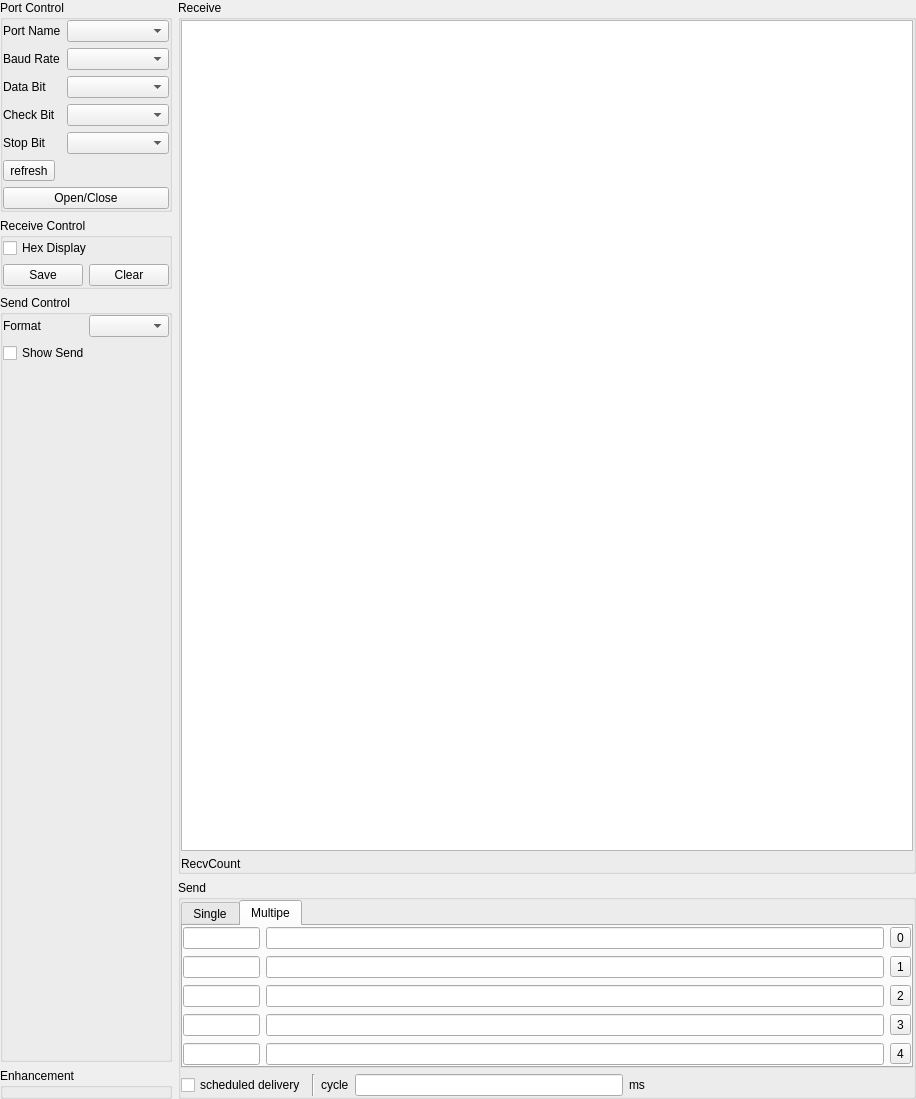
Qt form src/form/serial/formserial.ui (MRsoymilk/MySerial) before a commit.
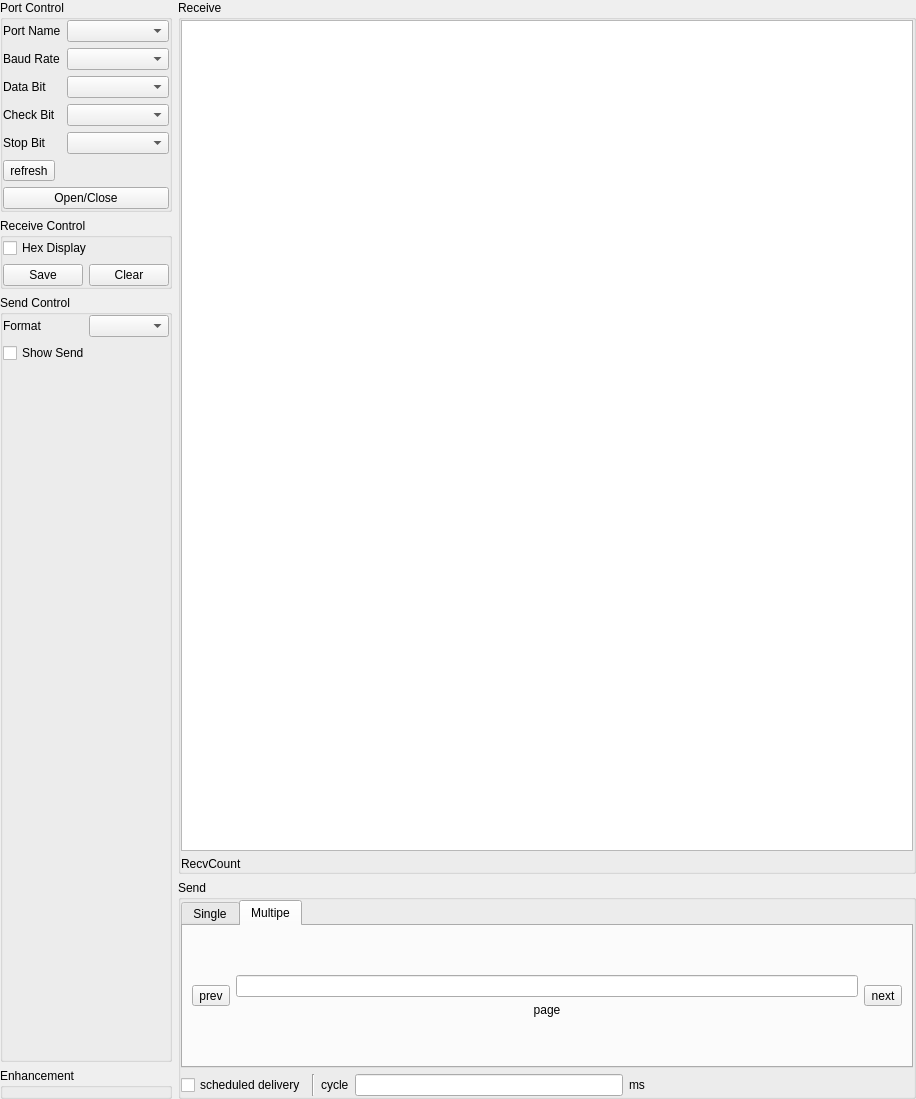
The same form after that commit. The open tabs and pages were chosen to show the change.

```diff
--- a/src/form/serial/formserial.ui
+++ b/src/form/serial/formserial.ui
@@ -214,83 +214,44 @@
            <attribute name="title">
             <string>Multipe</string>
            </attribute>
-           <layout class="QGridLayout" name="gridLayout_4" columnstretch="1,8,1" columnminimumwidth="1,8,1">
-            <property name="leftMargin">
-             <number>0</number>
-            </property>
-            <property name="topMargin">
-             <number>0</number>
-            </property>
-            <property name="rightMargin">
-             <number>0</number>
-            </property>
-            <property name="bottomMargin">
-             <number>0</number>
-            </property>
-            <item row="3" column="2">
-             <widget class="QToolButton" name="tBtn_3">
-              <property name="text">
-               <string>3</string>
-              </property>
-             </widget>
+           <layout class="QVBoxLayout" name="verticalLayout_2" stretch="0,0">
+            <item>
+             <layout class="QVBoxLayout" name="vLayMultipe"/>
             </item>
-            <item row="0" column="1">
-             <widget class="QLineEdit" name="lineEdit_cmd_0"/>
-            </item>
-            <item row="1" column="2">
-             <widget class="QToolButton" name="tBtn_1">
-              <property name="text">
-               <string>1</string>
-              </property>
-             </widget>
-            </item>
-            <item row="1" column="1">
-             <widget class="QLineEdit" name="lineEdit_cmd_1"/>
-            </item>
-            <item row="2" column="1">
-             <widget class="QLineEdit" name="lineEdit_cmd_2"/>
-            </item>
-            <item row="3" column="1">
-             <widget class="QLineEdit" name="lineEdit_cmd_3"/>
-            </item>
-            <item row="4" column="2">
-             <widget class="QToolButton" name="tBtn_4">
-              <property name="text">
-               <string>4</string>
-              </property>
-             </widget>
-            </item>
-            <item row="4" column="1">
-             <widget class="QLineEdit" name="lineEdit_cmd_4"/>
-            </item>
-            <item row="2" column="2">
-             <widget class="QToolButton" name="tBtn_2">
-              <property name="text">
-               <string>2</string>
-              </property>
-             </widget>
-            </item>
-            <item row="0" column="2">
-             <widget class="QToolButton" name="tBtn_0">
-              <property name="text">
-               <string>0</string>
-              </property>
-             </widget>
-            </item>
-            <item row="0" column="0">
-             <widget class="QLineEdit" name="lineEdit_label_0"/>
-            </item>
-            <item row="1" column="0">
-             <widget class="QLineEdit" name="lineEdit_label_1"/>
-            </item>
-            <item row="2" column="0">
-             <widget class="QLineEdit" name="lineEdit_label_2"/>
-            </item>
-            <item row="3" column="0">
-             <widget class="QLineEdit" name="lineEdit_label_3"/>
-            </item>
-            <item row="4" column="0">
-             <widget class="QLineEdit" name="lineEdit_label_4"/>
+            <item>
+             <layout class="QHBoxLayout" name="hLayPage">
+              <item>
+               <widget class="QToolButton" name="tBtnPrev">
+                <property name="text">
+                 <string>prev</string>
+                </property>
+               </widget>
+              </item>
+              <item>
+               <layout class="QVBoxLayout" name="vLayPage">
+                <item>
+                 <widget class="QLineEdit" name="lineEditPageName"/>
+                </item>
+                <item>
+                 <widget class="QLabel" name="labelPage">
+                  <property name="text">
+                   <string>page</string>
+                  </property>
+                  <property name="alignment">
+                   <set>Qt::AlignmentFlag::AlignCenter</set>
+                  </property>
+                 </widget>
+                </item>
+               </layout>
+              </item>
+              <item>
+               <widget class="QToolButton" name="tBtnNext">
+                <property name="text">
+                 <string>next</string>
+                </property>
+               </widget>
+              </item>
+             </layout>
             </item>
            </layout>
           </widget>
```
Left out of the diff: 218 changed lines with no effect on the pictures.
